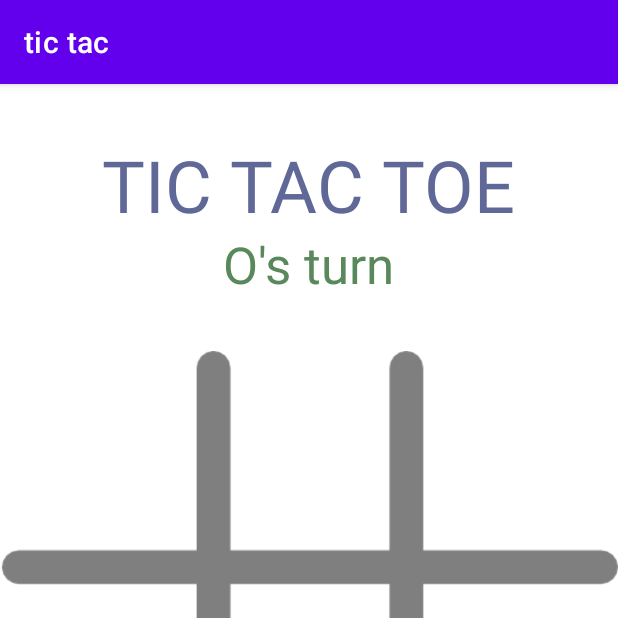
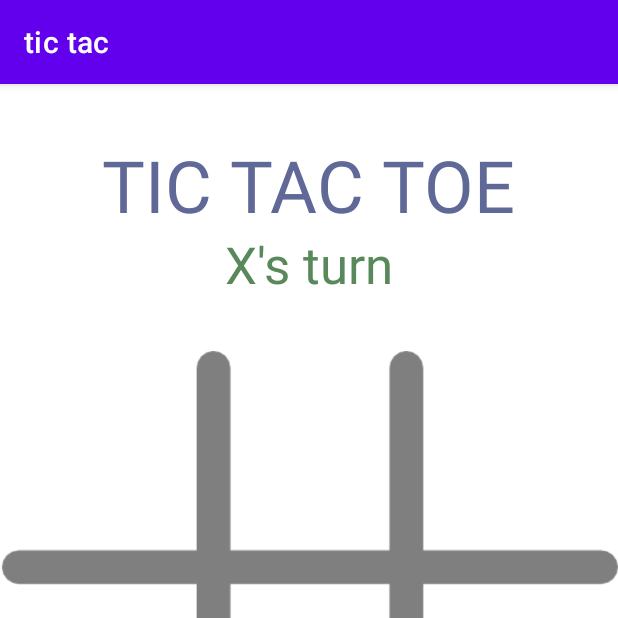
Before and after one commit to pr1yamdas/tictactoe, an Android app: the screen it shows after launch (MainActivity), after a tap on "RESET", on a phone screen of 412 x 824 dp, the top half of it. Run offline under Robolectric (Android 15) with nearby library versions, the phone set to English and light mode, and no system bars; 1 other tap on this screen came first.

Commit message:
Update MainActivity.java

```diff
--- a/app/src/main/java/com/example/tictac/MainActivity.java
+++ b/app/src/main/java/com/example/tictac/MainActivity.java
@@ -1,7 +1,6 @@
 package com.example.tictac;
 
 import androidx.appcompat.app.AppCompatActivity;
-
 import android.os.Bundle;
 import android.view.View;
 import android.widget.Button;
@@ -10,29 +9,37 @@ import android.widget.TextView;
 
 public class MainActivity extends AppCompatActivity {
 
-    boolean gameactive= true;
+    boolean gameactive = true;
     int activeplayer = 0;
-    int[] gamestate = { 2, 2, 2, 2, 2, 2, 2, 2, 2 };
+    int[] gamestate = {2, 2, 2, 2, 2, 2, 2, 2, 2};
+    int[][] winpositions = {{0, 1, 2}, {3, 4, 5}, {6, 7, 8}, {0, 3, 6}, {1, 4, 7}, {2, 5, 8},
+            {0, 4, 8}, {2, 4, 6}};
+    private Button resetButton;
 
-    int[][] winpositions = { {0,1,2}, {3,4,5}, {6,7,8}, {0,3,6}, {1,4,7}, {2,5,8},
-                                        {0,4,8}, {2,4,6}  };
-    private Button resetbutton;
-
-
+    @Override
+    protected void onCreate(Bundle savedInstanceState) {
+        super.onCreate(savedInstanceState);
+        setContentView(R.layout.activity_main);
+        resetButton = findViewById(R.id.resetButton);
+        resetButton.setOnClickListener(new View.OnClickListener() {
+            @Override
+            public void onClick(View v) {
+                gamereset(v);
+            }
+        });
+    }
 
     public void playertap(View view) {
-
         ImageView img = (ImageView) view;
         int tappedimage = Integer.parseInt(img.getTag().toString());
-        if(!gameactive){
+
+        if (!gameactive) {
             gamereset(view);
         }
 
-
-
-
         if (gamestate[tappedimage] == 2 && gameactive) {
             gamestate[tappedimage] = activeplayer;
+
             if (activeplayer == 0) {
                 img.setImageResource(R.drawable.x);
                 activeplayer = 1;
@@ -45,27 +52,23 @@ public class MainActivity extends AppCompatActivity {
                 status.setText("X's turn");
             }
 
-        }
-
-        for(int[] winposition: winpositions){
-            if(gamestate[winposition[0]] == gamestate[winposition[1]] && gamestate[winposition[1]] == gamestate[winposition[2]] && gamestate[winposition[0]] != 2){
-                String winnerstr;
-                gameactive = false;
-                if (gamestate[winposition[0]] == 0){
-                    winnerstr = "X is the winner";
+            for (int[] winposition : winpositions) {
+                if (gamestate[winposition[0]] == gamestate[winposition[1]] &&
+                        gamestate[winposition[1]] == gamestate[winposition[2]] &&
+                        gamestate[winposition[0]] != 2) {
+                    String winnerstr;
+                    gameactive = false;
+                    if (gamestate[winposition[0]] == 0) {
+                        winnerstr = "X is the winner";
+                    } else {
+                        winnerstr = "O is the winner";
+                    }
+                    TextView status = findViewById(R.id.status);
+                    status.setText(winnerstr);
                 }
-                else{
-                    winnerstr= "O is the winner";
-                }
-                TextView status =  findViewById(R.id.status);
-                status.setText(winnerstr);
             }
         }
-
-
     }
-
-
 
     public void gamereset(View view) {
         gameactive = true;
@@ -73,24 +76,28 @@ public class MainActivity extends AppCompatActivity {
         for (int i = 0; i < gamestate.length; i++) {
             gamestate[i] = 2;
         }
-        ((ImageView) findViewById(R.id.imageView1)).setImageResource(0);
-        ((ImageView) findViewById(R.id.imageView2)).setImageResource(0);
-        ((ImageView) findViewById(R.id.imageView3)).setImageResource(0);
-        ((ImageView) findViewById(R.id.imageView4)).setImageResource(0);
-        ((ImageView) findViewById(R.id.imageView5)).setImageResource(0);
-        ((ImageView) findViewById(R.id.imageView6)).setImageResource(0);
-        ((ImageView) findViewById(R.id.imageView7)).setImageResource(0);
-        ((ImageView) findViewById(R.id.imageView8)).setImageResource(0);
-        ((ImageView) findViewById(R.id.imageView9)).setImageResource(0);
 
-    }
+        ImageView imageView1 = findViewById(R.id.imageView1);
+        ImageView imageView2 = findViewById(R.id.imageView2);
+        ImageView imageView3 = findViewById(R.id.imageView3);
+        ImageView imageView4 = findViewById(R.id.imageView4);
+        ImageView imageView5 = findViewById(R.id.imageView5);
+        ImageView imageView6 = findViewById(R.id.imageView6);
+        ImageView imageView7 = findViewById(R.id.imageView7);
+        ImageView imageView8 = findViewById(R.id.imageView8);
+        ImageView imageView9 = findViewById(R.id.imageView9);
 
+        imageView1.setImageDrawable(null);
+        imageView2.setImageDrawable(null);
+        imageView3.setImageDrawable(null);
+        imageView4.setImageDrawable(null);
+        imageView5.setImageDrawable(null);
+        imageView6.setImageDrawable(null);
+        imageView7.setImageDrawable(null);
+        imageView8.setImageDrawable(null);
+        imageView9.setImageDrawable(null);
 
-
-
-    @Override
-    protected void onCreate(Bundle savedInstanceState) {
-        super.onCreate(savedInstanceState);
-        setContentView(R.layout.activity_main);
+        TextView status = findViewById(R.id.status);
+        status.setText("X's turn");
     }
 }
```
